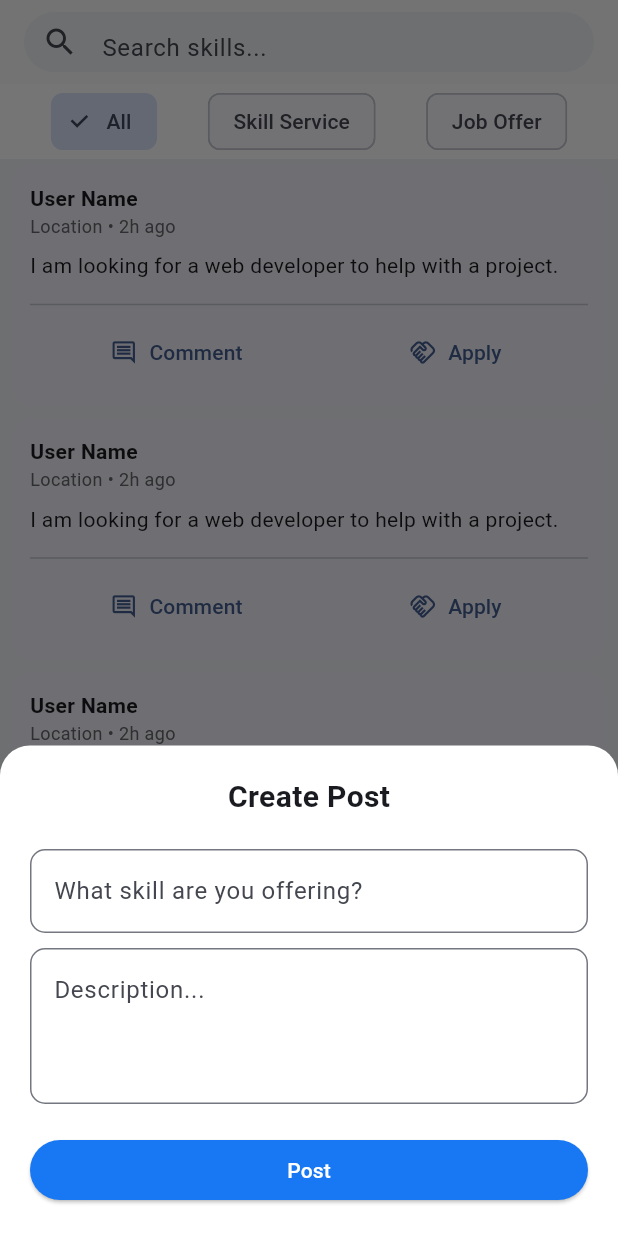
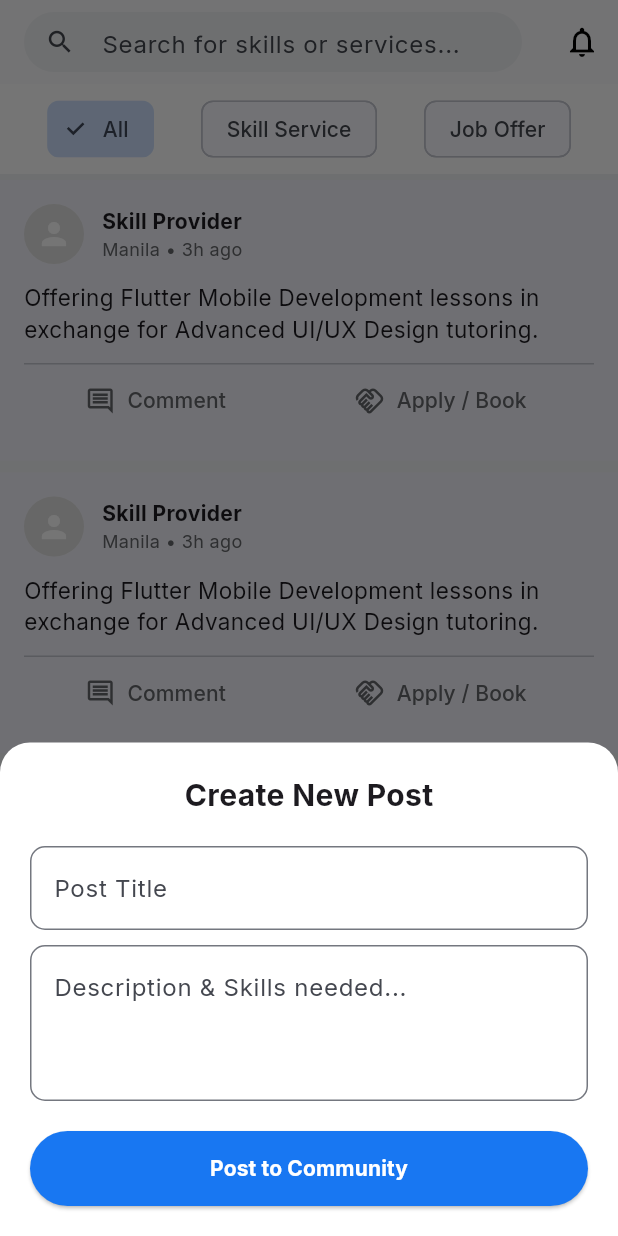
Before and after one commit to bust4crimes/Skillservice-frontend, a Flutter app: the screen it shows after launch, after a tap on the "add" icon, on a phone screen of 412 x 824 dp. Run offline on Flutter 3.47's test engine with Material 3 defaults, Android fonts, the phone set to English and light mode, and no system bars; our stand-ins replace dio, firebase_auth, firebase_core, google_fonts; accounts and stored records are empty.

Commit message:
Updating flutter frontend

```diff
--- a/lib/core/api_service.dart
+++ b/lib/core/api_service.dart
@@ -1,32 +1,17 @@
-// lib/core/api_client.dart
 import 'package:dio/dio.dart';
 
-class ApiClient {
-  static const String baseUrl = "https://skillservice-backend.onrender.com";
+class ApiService {
+  // Your Render Backend URL
+  static const String backendBaseUrl = "https://skillservice-backend.onrender.com";
+
   final Dio dio = Dio(BaseOptions(
-    baseUrl: baseUrl,
+    baseUrl: backendBaseUrl,
     headers: {"Content-Type": "application/json"},
     connectTimeout: const Duration(seconds: 15),
   ));
+
+  // Singleton pattern
+  static final ApiService _instance = ApiService._internal();
+  factory ApiService() => _instance;
+  ApiService._internal();
 }
-
-// lib/core/app_theme.dart
-import 'package:flutter/material.dart';
-import 'package:google_fonts/google_fonts.dart';
-
-class AppTheme {
-  static const Color fbBlue = Color(0xFF1877F2);
-  static const Color fbBg = Color(0xFFF0F2F5);
-
-  static ThemeData lightTheme = ThemeData(
-    scaffoldBackgroundColor: fbBg,
-    primaryColor: fbBlue,
-    textTheme: GoogleFonts.interTextTheme(),
-    appBarTheme: const AppBarTheme(
-      backgroundColor: Colors.white,
-      elevation: 0.5,
-      iconTheme: IconThemeData(color: Colors.black),
-      titleTextStyle: TextStyle(color: Colors.black, fontWeight: FontWeight.bold, fontSize: 18),
-    ),
-  );
-}
--- a/lib/core/app_theme.dart
+++ b/lib/core/app_theme.dart
@@ -1,14 +1,17 @@
-// lib/core/app_theme.dart
 import 'package:flutter/material.dart';
+import 'package:google_fonts/google_fonts.dart';
 
 class AppTheme {
   static const Color fbBlue = Color(0xFF1877F2);
   static const Color fbBg = Color(0xFFF0F2F5);
   static const Color textGrey = Color(0xFF65676B);
 
-  static ThemeData lightTheme = ThemeData(
+  static ThemeData get lightTheme {
+    return ThemeData(
+      useMaterial3: true,
+      scaffoldBackgroundColor: fbBg,
       primaryColor: fbBlue,
-    scaffoldBackgroundColor: fbBg,
+      textTheme: GoogleFonts.interTextTheme(),
       appBarTheme: const AppBarTheme(
         backgroundColor: Colors.white,
         elevation: 0.5,
@@ -19,7 +22,10 @@ class AppTheme {
           fontSize: 18
         ),
       ),
-    colorScheme: ColorScheme.fromSeed(seedColor: fbBlue),
-    useMaterial3: true,
+      colorScheme: ColorScheme.fromSeed(
+        seedColor: fbBlue,
+        background: fbBg,
+      ),
     );
   }
+}
--- a/lib/main.dart
+++ b/lib/main.dart
@@ -1,13 +1,26 @@
 import 'package:flutter/material.dart';
 import 'package:firebase_core/firebase_core.dart';
-import 'core/app_theme.dart'; // Ensure this line exists
-import 'views/feed/feed_screen.dart';
+import 'package:provider/provider.dart';
 import 'firebase_options.dart';
+import 'package:skillservice_frontend/core/app_theme.dart';
+import 'package:skillservice_frontend/views/feed/feed_screen.dart';
+import 'package:skillservice_frontend/providers/auth_provider.dart';
 
 void main() async {
   WidgetsFlutterBinding.ensureInitialized();
-  await Firebase.initializeApp(options: DefaultFirebaseOptions.currentPlatform);
-  runApp(const SkillServiceApp());
+
+  await Firebase.initializeApp(
+    options: DefaultFirebaseOptions.currentPlatform,
+  );
+
+  runApp(
+    MultiProvider(
+      providers: [
+        ChangeNotifierProvider(create: (_) => AuthProvider()),
+      ],
+      child: const SkillServiceApp(),
+    ),
+  );
 }
 
 class SkillServiceApp extends StatelessWidget {
@@ -17,7 +30,8 @@ class SkillServiceApp extends StatelessWidget {
   Widget build(BuildContext context) {
     return MaterialApp(
       debugShowCheckedModeBanner: false,
-      theme: AppTheme.lightTheme, // This now works!
+      title: 'SkillService',
+      theme: AppTheme.lightTheme,
       home: FeedScreen(),
     );
   }
--- a/lib/views/feed/feed_screen.dart
+++ b/lib/views/feed/feed_screen.dart
@@ -1,6 +1,5 @@
-// lib/views/feed/feed_screen.dart
 import 'package:flutter/material.dart';
-import '../../core/app_theme.dart';
+import 'package:skillservice_frontend/core/app_theme.dart';
 
 class FeedScreen extends StatefulWidget {
   @override
@@ -26,18 +25,18 @@ class _FeedScreenState extends State<FeedScreen> {
         child: Column(
           mainAxisSize: MainAxisSize.min,
           children: [
-            const Text("Create Post", style: TextStyle(fontSize: 20, fontWeight: FontWeight.bold)),
+            const Text("Create New Post", style: TextStyle(fontSize: 20, fontWeight: FontWeight.bold)),
             const SizedBox(height: 20),
-            TextField(decoration: InputDecoration(hintText: "What skill are you offering?", border: OutlineInputBorder(borderRadius: BorderRadius.circular(10)))),
+            TextField(decoration: InputDecoration(hintText: "Post Title", border: OutlineInputBorder(borderRadius: BorderRadius.circular(10)))),
             const SizedBox(height: 10),
-            TextField(maxLines: 3, decoration: InputDecoration(hintText: "Description...", border: OutlineInputBorder(borderRadius: BorderRadius.circular(10)))),
+            TextField(maxLines: 3, decoration: InputDecoration(hintText: "Description & Skills needed...", border: OutlineInputBorder(borderRadius: BorderRadius.circular(10)))),
             const SizedBox(height: 20),
             SizedBox(
               width: double.infinity,
               child: ElevatedButton(
-                style: ElevatedButton.styleFrom(backgroundColor: AppTheme.fbBlue),
+                style: ElevatedButton.styleFrom(backgroundColor: AppTheme.fbBlue, padding: const EdgeInsets.symmetric(vertical: 15)),
                 onPressed: () => Navigator.pop(context),
-                child: const Text("Post", style: TextStyle(color: Colors.white)),
+                child: const Text("Post to Community", style: TextStyle(color: Colors.white, fontWeight: FontWeight.bold)),
               ),
             ),
             const SizedBox(height: 20),
@@ -52,17 +51,20 @@ class _FeedScreenState extends State<FeedScreen> {
     return Scaffold(
       appBar: AppBar(
         title: _buildSearchBar(),
+        actions: [
+          IconButton(icon: const Icon(Icons.notifications_none), onPressed: () {}),
+        ],
       ),
       body: Column(
         children: [
           _buildFilters(),
-          Expanded(child: ListView.builder(itemCount: 5, itemBuilder: (context, index) => _buildPostCard())),
+          Expanded(child: ListView.builder(itemCount: 8, itemBuilder: (context, index) => _buildPostCard())),
         ],
       ),
       floatingActionButton: FloatingActionButton(
         backgroundColor: AppTheme.fbBlue,
         onPressed: () => _showCreatePostModal(context),
-        child: const Icon(Icons.add, color: Colors.white),
+        child: const Icon(Icons.add, color: Colors.white, size: 30),
       ),
     );
   }
@@ -72,19 +74,26 @@ class _FeedScreenState extends State<FeedScreen> {
       height: 40,
       decoration: BoxDecoration(color: AppTheme.fbBg, borderRadius: BorderRadius.circular(20)),
       child: const TextField(
-        decoration: InputDecoration(hintText: "Search skills...", prefixIcon: Icon(Icons.search), border: InputBorder.none),
+        decoration: InputDecoration(
+          hintText: "Search for skills or services...",
+          prefixIcon: Icon(Icons.search, size: 20),
+          border: InputBorder.none,
+          contentPadding: EdgeInsets.only(top: 5)
+        ),
       ),
     );
   }
 
   Widget _buildFilters() {
     return Container(
-      height: 50, color: Colors.white,
+      height: 60, color: Colors.white,
       child: Row(
         mainAxisAlignment: MainAxisAlignment.spaceEvenly,
         children: ["All", "Skill Service", "Job Offer"].map((t) => ChoiceChip(
-          label: Text(t), selected: selectedType == t,
+          label: Text(t),
+          selected: selectedType == t,
           onSelected: (s) => setState(() => selectedType = t),
+          selectedColor: AppTheme.fbBlue.withOpacity(0.2),
         )).toList(),
       ),
     );
@@ -92,22 +101,36 @@ class _FeedScreenState extends State<FeedScreen> {
 
   Widget _buildPostCard() {
     return Card(
-      margin: const EdgeInsets.symmetric(vertical: 4, horizontal: 8),
+      margin: const EdgeInsets.symmetric(vertical: 4, horizontal: 0),
       elevation: 0,
+      shape: const RoundedRectangleBorder(borderRadius: BorderRadius.zero),
       child: Padding(
-        padding: const EdgeInsets.all(12),
+        padding: const EdgeInsets.all(16),
         child: Column(
           crossAxisAlignment: CrossAxisAlignment.start,
           children: [
-            const Text("User Name", style: TextStyle(fontWeight: FontWeight.bold)),
-            const Text("Location • 2h ago", style: TextStyle(color: AppTheme.textGrey, fontSize: 12)),
-            const Padding(padding: EdgeInsets.symmetric(vertical: 8), child: Text("I am looking for a web developer to help with a project.")),
-            const Divider(),
+            Row(
+              children: [
+                CircleAvatar(backgroundColor: Colors.grey[300], child: const Icon(Icons.person, color: Colors.white)),
+                const SizedBox(width: 12),
+                const Column(
+                  crossAxisAlignment: CrossAxisAlignment.start,
+                  children: [
+                    Text("Skill Provider", style: TextStyle(fontWeight: FontWeight.bold)),
+                    Text("Manila • 3h ago", style: TextStyle(color: AppTheme.textGrey, fontSize: 12)),
+                  ],
+                ),
+              ],
+            ),
+            const SizedBox(height: 12),
+            const Text("Offering Flutter Mobile Development lessons in exchange for Advanced UI/UX Design tutoring.", style: TextStyle(fontSize: 15)),
+            const SizedBox(height: 12),
+            const Divider(height: 1),
             Row(
               mainAxisAlignment: MainAxisAlignment.spaceAround,
               children: [
-                TextButton.icon(onPressed: () {}, icon: const Icon(Icons.comment_outlined, size: 18), label: const Text("Comment")),
-                TextButton.icon(onPressed: () {}, icon: const Icon(Icons.handshake_outlined, size: 18), label: const Text("Apply")),
+                _actionBtn(Icons.comment_outlined, "Comment"),
+                _actionBtn(Icons.handshake_outlined, "Apply / Book"),
               ],
             )
           ],
@@ -115,4 +138,10 @@ class _FeedScreenState extends State<FeedScreen> {
       ),
     );
   }
+
+  Widget _actionBtn(IconData i, String l) => TextButton.icon(
+    onPressed: () {},
+    icon: Icon(i, size: 20, color: AppTheme.textGrey),
+    label: Text(l, style: const TextStyle(color: AppTheme.textGrey))
+  );
 }
```
Also changed, not shown: lib/providers/auth_provider.dart (+36 -299 lines), lib/services/auth_service.dart (+19 -9 lines), pubspec.yaml (+12 -17 lines), pubspec.lock. Lines whose indentation alone changed are shown as unchanged.
